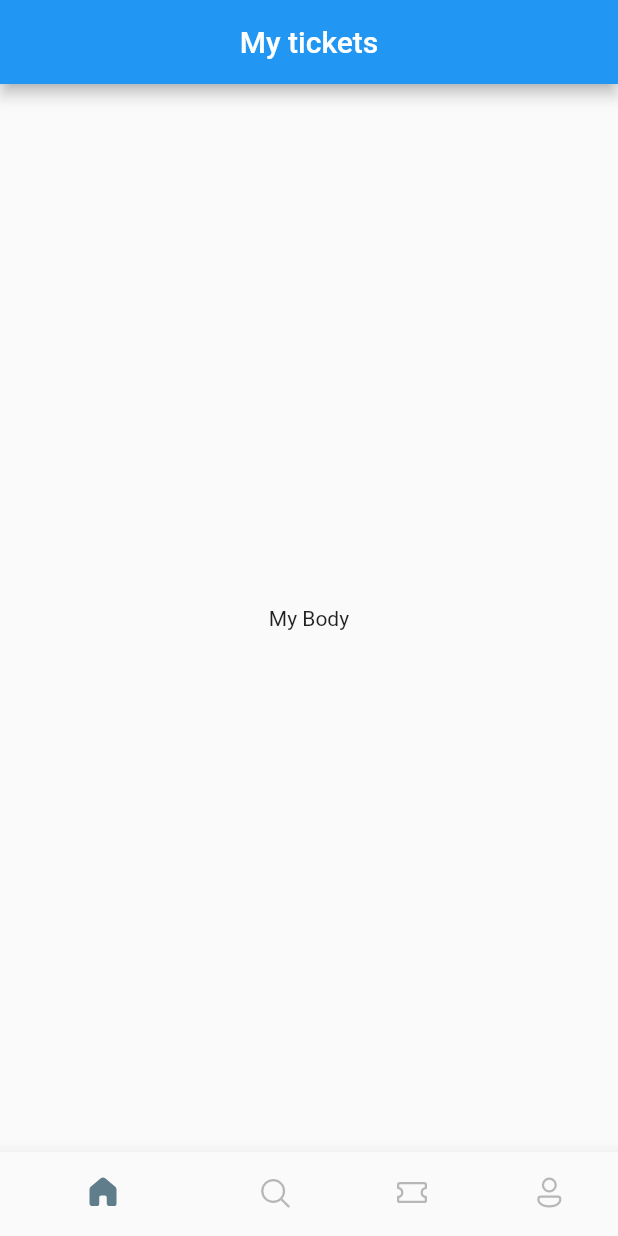
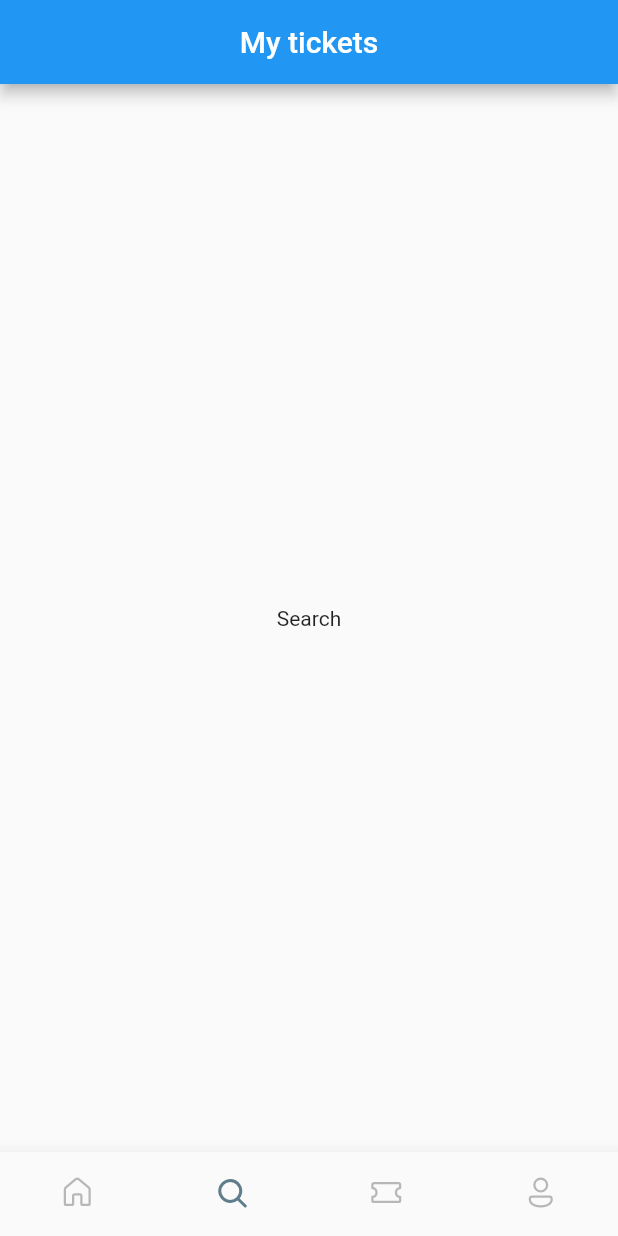
Before and after one commit to Abinnnn/ticketingApp_flutter, a Flutter app: the screen it shows after launch, on a phone screen of 412 x 824 dp. Run offline on Flutter 3.47's test engine with Material 2 defaults, Android fonts, the phone set to English and light mode, and no system bars; our stand-ins replace fluentui_icons.

Commit message:
upload code

```diff
--- a/lib/screens/bottom_bar.dart
+++ b/lib/screens/bottom_bar.dart
@@ -3,6 +3,7 @@ import 'package:flutter/cupertino.dart';
 import 'package:flutter/material.dart';
 import 'package:flutter/src/foundation/key.dart';
 import 'package:flutter/src/widgets/framework.dart';
+import 'package:ticketing_app/screens/home_screen.dart';
 
 class BottomBar extends StatefulWidget {
   const BottomBar({Key? key}) : super(key: key);
@@ -12,33 +13,54 @@ class BottomBar extends StatefulWidget {
 }
 
 class _BottomBarState extends State<BottomBar> {
+  int _selectedIndex = 1;
+  static final List<Widget> _widgetOptions = <Widget>[
+    HomeScreen(),
+    const Text("Search"),
+    const Text("Tickets"),
+    const Text("Profiles")
+  ];
+
+  void _onItemTapped(int index) {
+    setState(() {
+      _selectedIndex = index;
+    });
+  }
+
   @override
   Widget build(BuildContext context) {
     return Scaffold(
       appBar: AppBar(
-        title: Center(child: const Text('My tickets')),
+        title: Center(
+          child: const Text('My tickets'),
+        ),
       ),
-      body: Center(child: const Text("My Body")),
+      body: Center(
+        child: _widgetOptions[_selectedIndex],
+      ),
       bottomNavigationBar: BottomNavigationBar(
+        currentIndex: _selectedIndex,
+        onTap: _onItemTapped,
         elevation: 10,
         showSelectedLabels: false,
         showUnselectedLabels: false,
         selectedItemColor: Colors.blueGrey,
+        type: BottomNavigationBarType.fixed,
         unselectedItemColor: const Color(0xFFB7B7B7),
         items: [
-          BottomNavigationBarItem(
+          const BottomNavigationBarItem(
               icon: Icon(FluentSystemIcons.ic_fluent_home_regular),
               activeIcon: Icon(FluentSystemIcons.ic_fluent_home_filled),
               label: 'Home'),
-          BottomNavigationBarItem(
-              icon: const Icon(FluentSystemIcons.ic_fluent_search_regular),
+          const BottomNavigationBarItem(
+              icon: Icon(FluentSystemIcons.ic_fluent_search_regular),
               activeIcon: Icon(FluentSystemIcons.ic_fluent_search_filled),
               label: 'Search'),
-          BottomNavigationBarItem(
+          const BottomNavigationBarItem(
               icon: const Icon(FluentSystemIcons.ic_fluent_ticket_regular),
               activeIcon: Icon(FluentSystemIcons.ic_fluent_ticket_filled),
               label: 'Tickets'),
-          BottomNavigationBarItem(
+          const BottomNavigationBarItem(
               icon: const Icon(FluentSystemIcons.ic_fluent_person_regular),
               activeIcon: Icon(FluentSystemIcons.ic_fluent_person_filled),
               label: 'Profile'),
--- a/pubspec.yaml
+++ b/pubspec.yaml
@@ -59,8 +59,8 @@ flutter:
   uses-material-design: true
 
   # To add assets to your application, add an assets section, like this:
-  # assets:
-  #   - images/a_dot_burr.jpeg
+  assets:
+    - assets/images/
   #   - images/a_dot_ham.jpeg
 
   # An image asset can refer to one or more resolution-specific "variants", see
```
Also changed, not shown: lib/screens/home_screen.dart (added, +45 -0 lines), assets/images/img.png (added), assets/images/img_1.png (added), assets/images/one.png (added), assets/images/sit.jpg (added), assets/images/three.png (added), assets/images/two.png (added), assets/images/visa.png (added).
